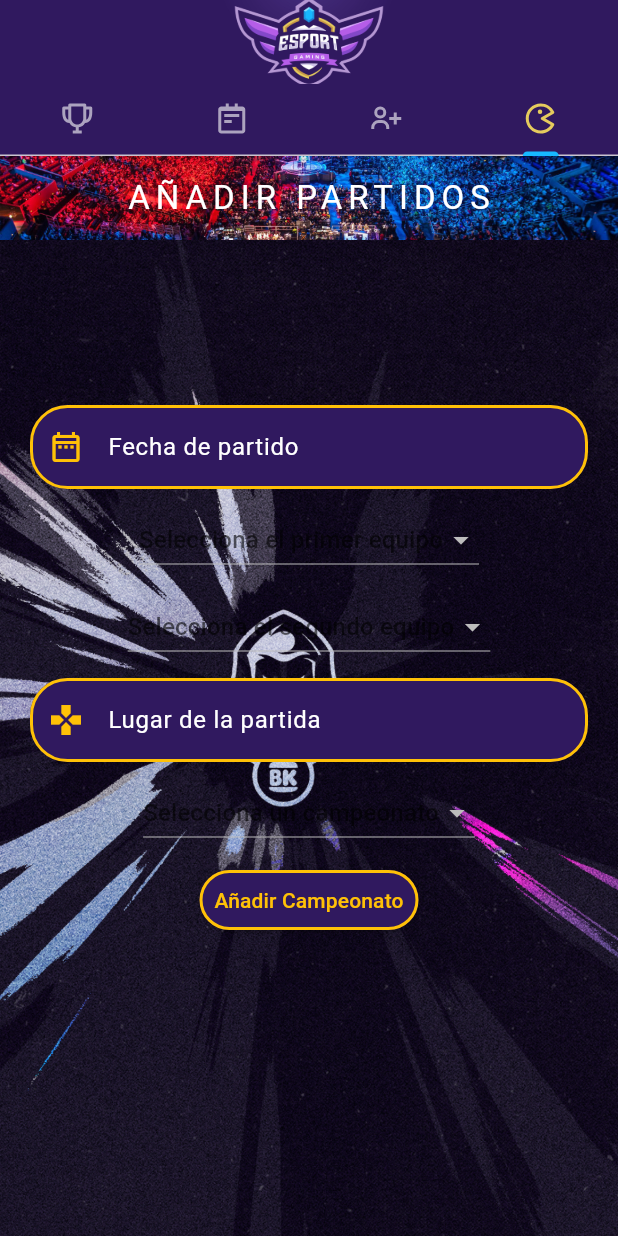
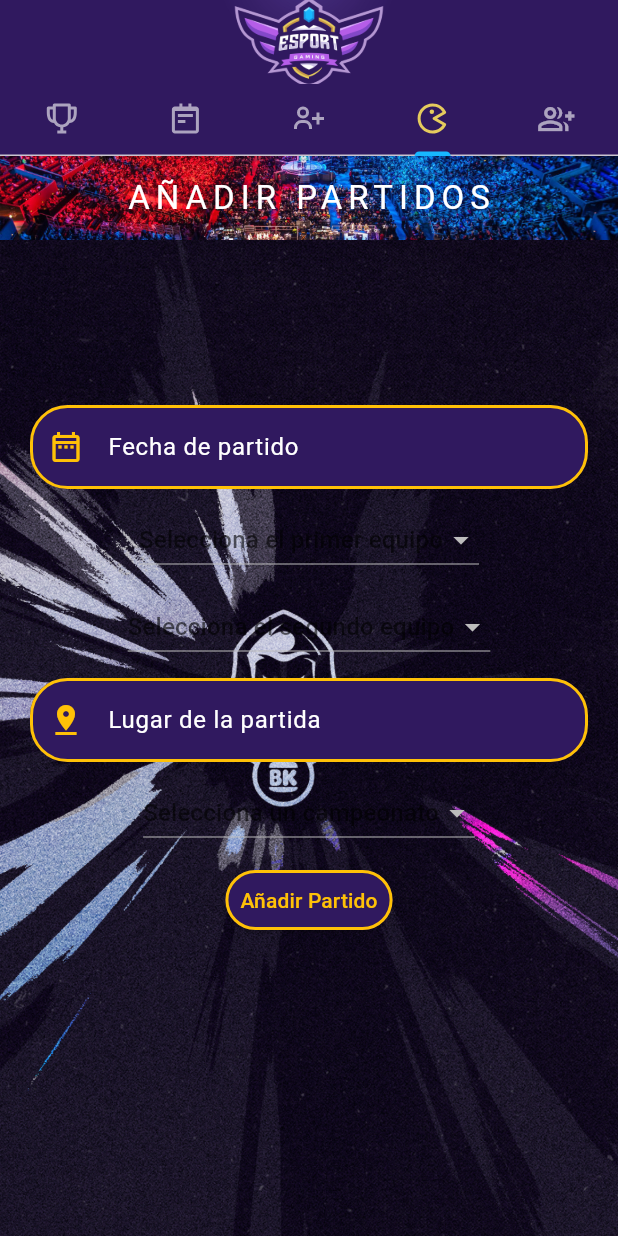
Before and after one commit to Sepelentus/CER2-EsportsManagement, a Flutter app: the screen it shows after launch, tab 4 chosen, on a phone screen of 412 x 824 dp. Run offline on Flutter 3.47's test engine with Material 3 defaults, Android fonts, the phone set to English and light mode, and no system bars; our stand-ins replace icons_plus; network calls fail; Roboto replaces fonts that are missing (Outfit).

Commit message:
Update
Se saco el botón de crear equipo que estaba en campeonato y se añadió a la barra de navegación

```diff
--- a/cer2_esportsmanagement/lib/Add/splashAddEquipos.dart
+++ b/cer2_esportsmanagement/lib/Add/splashAddEquipos.dart
@@ -90,7 +90,7 @@ class _AgregarEquipoState extends State<AgregarEquipo> {
                       filled: true,
                       fillColor: const Color.fromARGB(255, 48, 25, 95),
                       prefixIcon:
-                          Icon(Icons.date_range_outlined, color: Colors.amber),
+                          Icon(Icons.group, color: Colors.amber),
                       border: OutlineInputBorder(
                         borderRadius: BorderRadius.circular(25.0),
                         borderSide: BorderSide(color: Colors.amber, width: 2.0),
--- a/cer2_esportsmanagement/lib/Add/splashAddPartido.dart
+++ b/cer2_esportsmanagement/lib/Add/splashAddPartido.dart
@@ -19,8 +19,8 @@ class _SplashAddPartidoState extends State<SplashAddPartido> {
   final fechaController = TextEditingController();
   // Lista de equipos
   List<dynamic> equipos = [];
-  int selectedFirstEquipoId = 19;
-  int selectedSecondEquipoId = 16;
+  int selectedFirstEquipoId = 3;
+  int selectedSecondEquipoId = 4;
   // Lista de campeonatos
   List<dynamic> campeonatos = [];
   int selectedCampeonatoId = 1;
@@ -40,6 +40,7 @@ class _SplashAddPartidoState extends State<SplashAddPartido> {
       throw Exception('Failed to fetch equipos.');
     }
   }
+
   Future<void> fetchCampeonatos() async {
     final response =
         await http.get(Uri.parse('http://10.0.2.2:8000/campeonatos/'));
@@ -55,6 +56,7 @@ class _SplashAddPartidoState extends State<SplashAddPartido> {
       throw Exception('Failed to fetch campeonatos.');
     }
   }
+
   // Post para los jugadores
   Future<void> addPartido(
     String fecha,
@@ -63,6 +65,7 @@ class _SplashAddPartidoState extends State<SplashAddPartido> {
     int campeonato_id,
     int id,
   ) async {
+    if (_formKey.currentState!.validate()) {
       final response = await http.post(
         Uri.parse('http://10.0.2.2:8000/partidos/'),
         headers: <String, String>{
@@ -82,12 +85,15 @@ class _SplashAddPartidoState extends State<SplashAddPartido> {
         throw Exception('Failed to add partido.');
       }
     }
+  }
+
   @override
   void initState() {
     super.initState();
     fetchEquipos();
     fetchCampeonatos();
   }
+
   // Hacer widgets correspondientes futuro developer de aqui
   @override
   Widget build(BuildContext context) {
@@ -137,7 +143,7 @@ class _SplashAddPartidoState extends State<SplashAddPartido> {
                             SizedBox(height: 10),
                             TextFormField(
                               style: TextStyle(
-                                  color: const Color.fromARGB(255, 48, 25, 95)),
+                                  color: Color.fromARGB(255, 255, 230, 0)),
                               controller: fechaController,
                               decoration: InputDecoration(
                                 labelText: 'Fecha de partido',
@@ -199,6 +205,7 @@ class _SplashAddPartidoState extends State<SplashAddPartido> {
                                     fecha = DateFormat(
                                             "yyyy-MM-dd'T'HH:mm:ss.SSS'Z'")
                                         .format(finalDateTime.toUtc());
+
                                     fechaController.text = fecha;
                                   }
                                 }
@@ -258,7 +265,7 @@ class _SplashAddPartidoState extends State<SplashAddPartido> {
                                 fillColor:
                                     const Color.fromARGB(255, 48, 25, 95),
                                 prefixIcon: Icon(
-                                  Icons.games,
+                                  Icons.pin_drop,
                                   color: Colors.amber,
                                 ),
                                 border: OutlineInputBorder(
@@ -351,7 +358,7 @@ class _SplashAddPartidoState extends State<SplashAddPartido> {
                                   setState(() {});
                                 },
                                 child: Text(
-                                  'Añadir Campeonato',
+                                  'Añadir Partido',
                                   style: TextStyle(color: Colors.amber),
                                 )),
                           ]))))
--- a/cer2_esportsmanagement/lib/Vistas/AddJugador.dart
+++ b/cer2_esportsmanagement/lib/Vistas/AddJugador.dart
@@ -222,6 +222,9 @@ Future<void> fetchEquipos() async {
                           if (value == null || value.isEmpty) {
                             return 'Por favor, ingresa una edad';
                           }
+                          if (value == '') {
+                            return 'Por favor, ingresa un valor';
+                          }
                           if (int.tryParse(value) == null) {
                             return 'Por favor, ingresa un valor numerico';
                           }
--- a/cer2_esportsmanagement/lib/Vistas/principal.dart
+++ b/cer2_esportsmanagement/lib/Vistas/principal.dart
@@ -1,3 +1,4 @@
+import 'package:cer2_esportsmanagement/Add/splashAddEquipos.dart';
 import 'package:cer2_esportsmanagement/Splash/splashcampeonatos.dart';
 import 'package:cer2_esportsmanagement/Vistas/AddJugador.dart';
 import 'package:cer2_esportsmanagement/Add/splashAddPartido.dart';
@@ -17,7 +18,7 @@ class PaginaPrincipal extends StatelessWidget {
   @override
   Widget build(BuildContext context) {
     return  DefaultTabController(
-      length: 4,
+      length: 5,
       child: Scaffold(
         appBar: AppBar(
           title: Container(
@@ -32,11 +33,11 @@ class PaginaPrincipal extends StatelessWidget {
             labelColor: const Color.fromARGB(255,229,203,93),
             unselectedLabelColor: Colors.white60,
             indicatorColor: const Color.fromARGB(255,23,184,255),
-            tabs: [Tab(icon: Icon(BoxIcons.bx_trophy)), Tab(icon: Icon(BoxIcons.bx_notepad)), Tab(icon: Icon(BoxIcons.bx_user_plus)), Tab(icon: Icon(BoxIcons.bx_game))],
+            tabs: [Tab(icon: Icon(BoxIcons.bx_trophy)), Tab(icon: Icon(BoxIcons.bx_notepad)), Tab(icon: Icon(BoxIcons.bx_user_plus)), Tab(icon: Icon(BoxIcons.bx_game)), Tab(icon: Icon(Icons.group_add_outlined) )],
           ),
         ),
         body: TabBarView(
-          children: [SplashCampeonatos(), VistaResultados(), SplashAddJugador(), SplashAddPartido()],
+          children: [SplashCampeonatos(), VistaResultados(), SplashAddJugador(), SplashAddPartido(), AgregarEquipo()],
         ),
       ),
     );
```
Also changed, not shown: cer2_esportsmanagement/lib/Vistas/equipos.dart (+1 -52 lines). Lines whose indentation alone changed are shown as unchanged.
